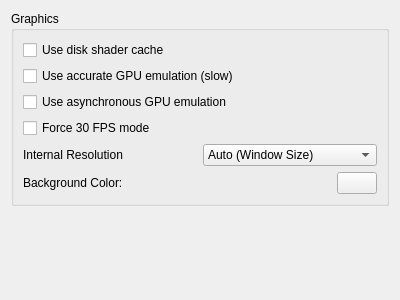
Before: the Qt Designer form src/yuzu/configuration/configure_graphics.ui in yuzu-emu-mirror/yuzu, drawn with Qt 5.
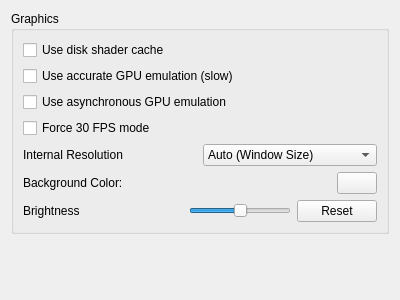
After: the same form once the commit is applied.

Commit message: qt: Add UI to configure brightness

The edit to the form file:
```diff
--- a/src/yuzu/configuration/configure_graphics.ui
+++ b/src/yuzu/configuration/configure_graphics.ui
@@ -111,6 +111,68 @@
           </item>
          </layout>
         </item>
+        <item>
+         <layout class="QHBoxLayout" name="horizontalLayout_3">
+          <item>
+           <widget class="QLabel" name="label_2">
+            <property name="text">
+             <string>Brightness</string>
+            </property>
+           </widget>
+          </item>
+          <item>
+           <spacer name="horizontalSpacer">
+            <property name="orientation">
+             <enum>Qt::Horizontal</enum>
+            </property>
+            <property name="sizeHint" stdset="0">
+             <size>
+              <width>40</width>
+              <height>20</height>
+             </size>
+            </property>
+           </spacer>
+          </item>
+          <item>
+           <widget class="QSlider" name="brightness_slider">
+            <property name="minimum">
+             <number>50</number>
+            </property>
+            <property name="maximum">
+             <number>150</number>
+            </property>
+            <property name="singleStep">
+             <number>10</number>
+            </property>
+            <property name="pageStep">
+             <number>20</number>
+            </property>
+            <property name="value">
+             <number>100</number>
+            </property>
+            <property name="orientation">
+             <enum>Qt::Horizontal</enum>
+            </property>
+            <property name="tickPosition">
+             <enum>QSlider::NoTicks</enum>
+            </property>
+           </widget>
+          </item>
+          <item>
+           <widget class="QPushButton" name="brightness_reset">
+            <property name="sizePolicy">
+             <sizepolicy hsizetype="Fixed" vsizetype="Fixed">
+              <horstretch>0</horstretch>
+              <verstretch>0</verstretch>
+             </sizepolicy>
+            </property>
+            <property name="text">
+             <string>Reset</string>
+            </property>
+           </widget>
+          </item>
+         </layout>
+        </item>
        </layout>
       </widget>
      </item>
```
The commit also changes 1 other file.
